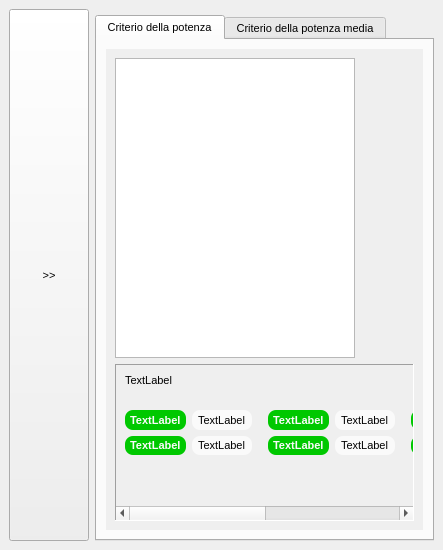
Above: dockgoggle.ui from crocodile119/Laser-Studio before the change. Below: the same form after it.
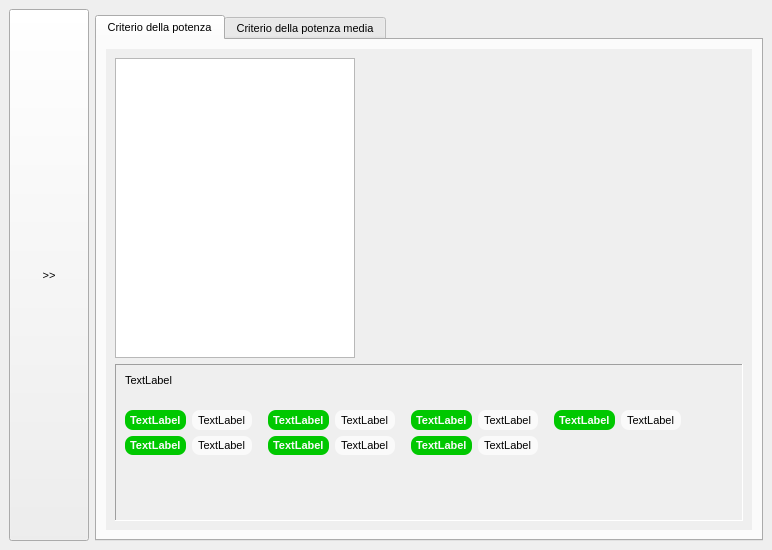
That is the form after the change. The open tabs and pages were chosen to show the change.

```diff
--- a/dockgoggle.ui
+++ b/dockgoggle.ui
@@ -6,7 +6,7 @@
    <rect>
     <x>0</x>
     <y>0</y>
-    <width>443</width>
+    <width>772</width>
     <height>550</height>
    </rect>
   </property>
@@ -81,14 +81,14 @@
             <rect>
              <x>0</x>
              <y>0</y>
-             <width>320</width>
-             <height>460</height>
+             <width>622</width>
+             <height>444</height>
             </rect>
            </property>
-           <layout class="QGridLayout" name="gridLayout_6">
-            <item row="0" column="1">
-             <layout class="QGridLayout" name="gridLayout_5"/>
-            </item>
+           <property name="styleSheet">
+            <string notr="true"/>
+           </property>
+           <layout class="QFormLayout" name="formLayout">
             <item row="0" column="0">
              <widget class="QTableView" name="tableView">
               <property name="sizePolicy">
@@ -152,7 +152,7 @@
               </attribute>
              </widget>
             </item>
-            <item row="2" column="0" colspan="2">
+            <item row="1" column="0" colspan="2">
              <widget class="QScrollArea" name="scrollArea">
               <property name="frameShape">
                <enum>QFrame::Panel</enum>
@@ -168,7 +168,7 @@
                 <rect>
                  <x>0</x>
                  <y>0</y>
-                 <width>610</width>
+                 <width>678</width>
                  <height>117</height>
                 </rect>
                </property>
```
Left out of the diff: 15 changed lines with no effect on the pictures.
